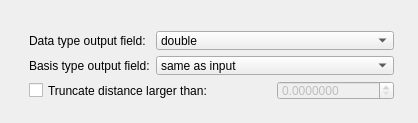
The window that src/Interface/Modules/Fields/calculatedistancetofieldboundary.ui (SCIInstitute/SCIRun) describes before a commit, drawn with Qt 5.
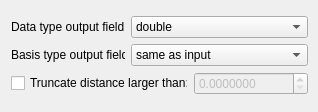
The same window after the commit.

The edit to the form file:
```diff
--- a/src/Interface/Modules/Fields/calculatedistancetofieldboundary.ui
+++ b/src/Interface/Modules/Fields/calculatedistancetofieldboundary.ui
@@ -6,22 +6,21 @@
    <rect>
     <x>0</x>
     <y>0</y>
-    <width>418</width>
-    <height>123</height>
+    <width>318</width>
+    <height>112</height>
    </rect>
   </property>
+  <property name="minimumSize">
+   <size>
+    <width>318</width>
+    <height>112</height>
+   </size>
+  </property>
   <property name="windowTitle">
    <string>CalculateDistanceToFieldBoundary</string>
   </property>
-  <widget class="QWidget" name="layoutWidget">
-   <property name="geometry">
-    <rect>
-     <x>18</x>
-     <y>20</y>
-     <width>387</width>
-     <height>91</height>
-    </rect>
-   </property>
+  <layout class="QGridLayout" name="gridLayout_2">
+   <item row="0" column="0">
    <layout class="QGridLayout" name="gridLayout">
     <item row="0" column="0">
      <widget class="QLabel" name="label">
@@ -133,7 +132,8 @@
      </widget>
     </item>
    </layout>
-  </widget>
+   </item>
+  </layout>
  </widget>
  <layoutdefault spacing="6" margin="11"/>
  <resources/>
```
Lines whose indentation alone changed are shown as unchanged.
